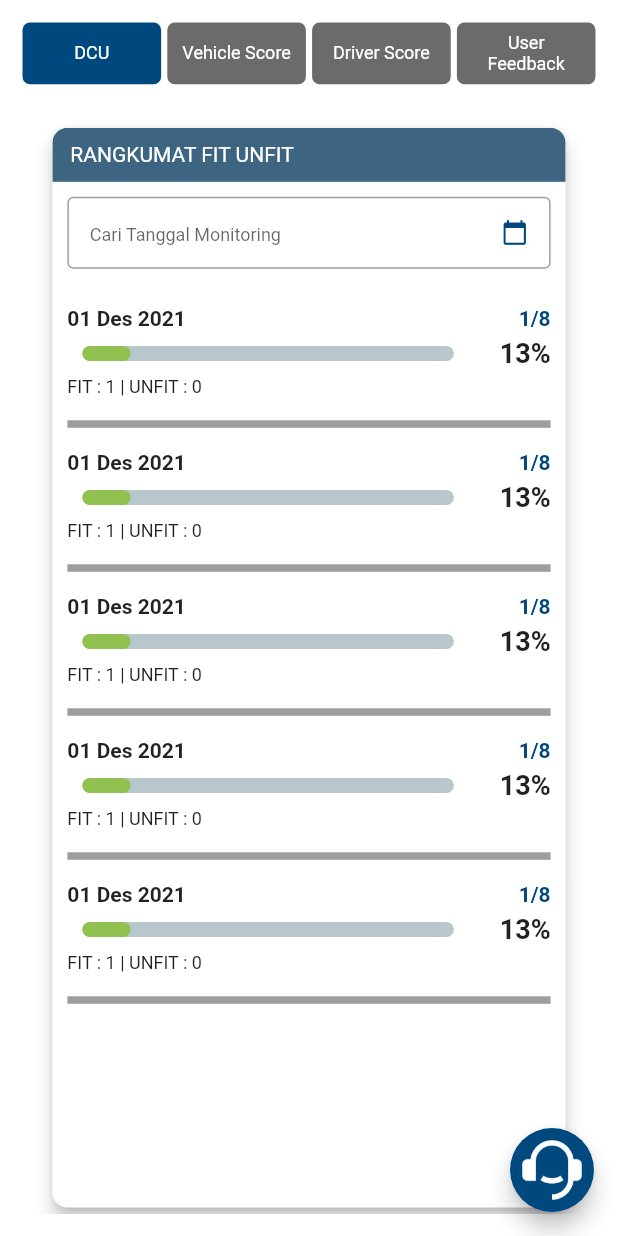
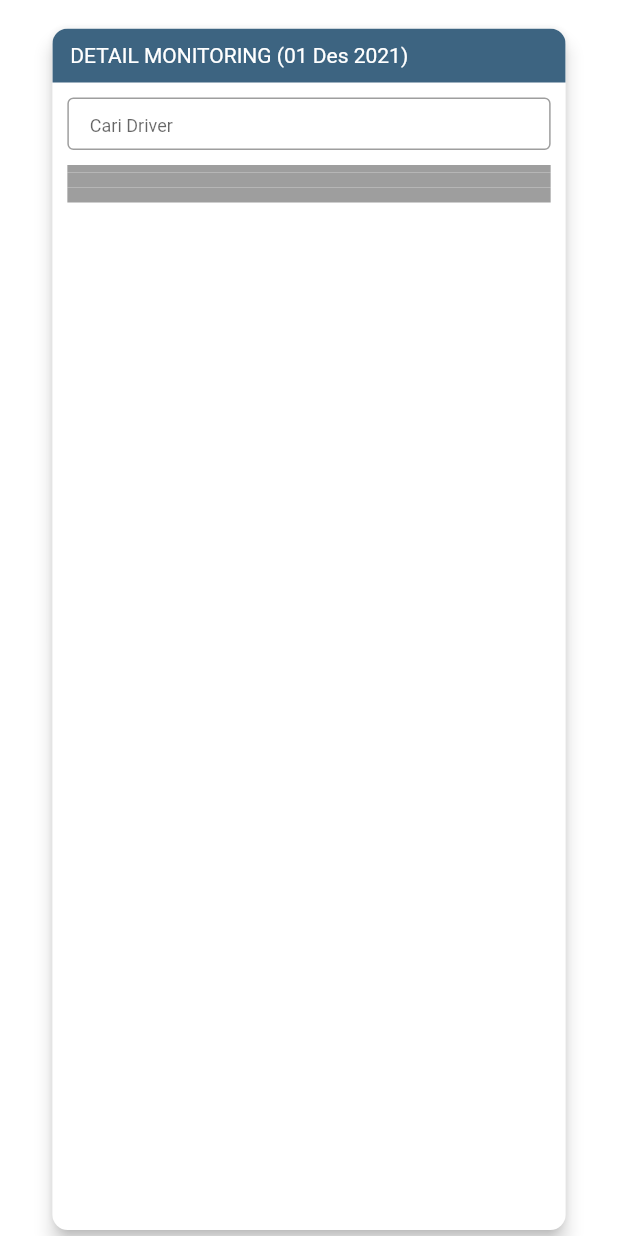
Before and after one commit to uzixCode/par-mobile, a Flutter app: the MonitoringSUOPage screen opened directly, after a tap on "01 Des 2021", on a phone screen of 412 x 824 dp. Run offline on Flutter 3.47's test engine with Material 2 defaults, Android fonts, the phone set to English and light mode, and no system bars; drawn by our look-alikes of percent_indicator; our stand-ins replace dio, flutter_rating_bar, fluttertoast, get.

Commit message:
added detail monitoring DCU, vehicle score, driver score

```diff
--- a/lib/views/suo/monitoring/components/summary_driver_score_section.dart
+++ b/lib/views/suo/monitoring/components/summary_driver_score_section.dart
@@ -2,6 +2,7 @@ import 'package:flutter/material.dart';
 import 'package:flutter_rating_bar/flutter_rating_bar.dart';
 import 'package:get/get.dart';
 import 'package:par_mobile/constants/all_color.dart';
+import 'package:par_mobile/views/suo/driver_score_detail/driver_score_detail_page.dart';
 import 'package:par_mobile/widgets/basecard.dart';
 
 class SummaryDriverScoreSection extends StatelessWidget {
@@ -32,7 +33,9 @@ class SummaryDriverScoreSection extends StatelessWidget {
                     itemCount: 5,
                     itemBuilder: (context, index) {
                       return InkWell(
-                        onTap: () {},
+                        onTap: () {
+                          Get.to(DriverScoreDetailPage());
+                        },
                         child: Column(
                           children: [
                             Container(
--- a/lib/views/suo/monitoring/components/summary_fit_dcu_section.dart
+++ b/lib/views/suo/monitoring/components/summary_fit_dcu_section.dart
@@ -2,6 +2,7 @@ import 'package:flutter/material.dart';
 import 'package:get/get.dart';
 import 'package:intl/intl.dart';
 import 'package:par_mobile/constants/all_color.dart';
+import 'package:par_mobile/views/suo/monitoring_dcu_detail/monitoring_dcu_detail_page.dart';
 import 'package:par_mobile/widgets/basecard.dart';
 import 'package:percent_indicator/linear_percent_indicator.dart';
 
@@ -11,7 +12,7 @@ class SummaryFitDCUSection extends StatelessWidget {
   @override
   Widget build(BuildContext context) {
     return BaseCard(
-      label: "RANGKUMAT FIT UNFIT",
+      label: "RANGKUMAN FIT UNFIT",
       child: Expanded(
         child: Padding(
           padding: const EdgeInsets.fromLTRB(10, 10, 10, 10),
@@ -43,7 +44,9 @@ class SummaryFitDCUSection extends StatelessWidget {
                     itemCount: 5,
                     itemBuilder: (context, index) {
                       return InkWell(
-                        onTap: () {},
+                        onTap: () {
+                          Get.to(MonitoringDCUDetailSection());
+                        },
                         child: Column(
                           children: [
                             Container(
--- /dev/null
+++ b/lib/views/suo/monitoring_dcu_detail/monitoring_dcu_detail_page.dart
@@ -0,0 +1,61 @@
+import 'package:flutter/material.dart';
+import 'package:par_mobile/widgets/basecard.dart';
+
+class MonitoringDCUDetailSection extends StatelessWidget {
+  const MonitoringDCUDetailSection({Key? key}) : super(key: key);
+
+  @override
+  Widget build(BuildContext context) {
+    return BaseCard(
+      label: "DETAIL MONITORING (01 Des 2021)",
+      child: Expanded(
+        child: Padding(
+          padding: const EdgeInsets.fromLTRB(10, 10, 10, 10),
+          child: Column(
+            children: [
+              TextFormField(
+                onTap: () async {
+                  await showDatePicker(
+                      context: context,
+                      initialDate: DateTime.now(),
+                      firstDate: DateTime(2000),
+                      lastDate: DateTime(2050));
+                },
+                decoration: InputDecoration(
+                  isDense: true,
+                  hintText: "Cari Driver",
+                  hintStyle: TextStyle(fontSize: 12),
+
+                ),
+              ),
+              SizedBox(
+                height: 10,
+              ),
+              Expanded(
+                child: ListView.builder(
+                    itemCount: 5,
+                    itemBuilder: (context, index) {
+                      return InkWell(
+                        onTap: () {},
+                        child: Column(
+                          children: [
+
+                            Container(
+                              width: double.infinity,
+                              height: 5,
+                              decoration: BoxDecoration(
+                                color: Colors.grey,
+                              ),
+                            ),
+                          ],
+                        ),
+                      );
+                    }),
+              ),
+            ],
+          ),
+        ),
+      ),
+    );
+  }
+}
```
Also changed, not shown: lib/views/suo/driver_score_detail/components/body.dart (added, +120 -0 lines), lib/views/suo/driver_score_detail/driver_score_detail_page.dart (added, +30 -0 lines), lib/views/suo/monitoring/components/summary_vehicle_score_section.dart (+8 -2 lines), lib/views/suo/profile/components/driver_profile_section.dart (added, +12 -0 lines), lib/views/suo/vehicle_score_detail/components/body.dart (added, +121 -0 lines), lib/views/suo/vehicle_score_detail/vehicle_score_detail_page.dart (added, +30 -0 lines).
